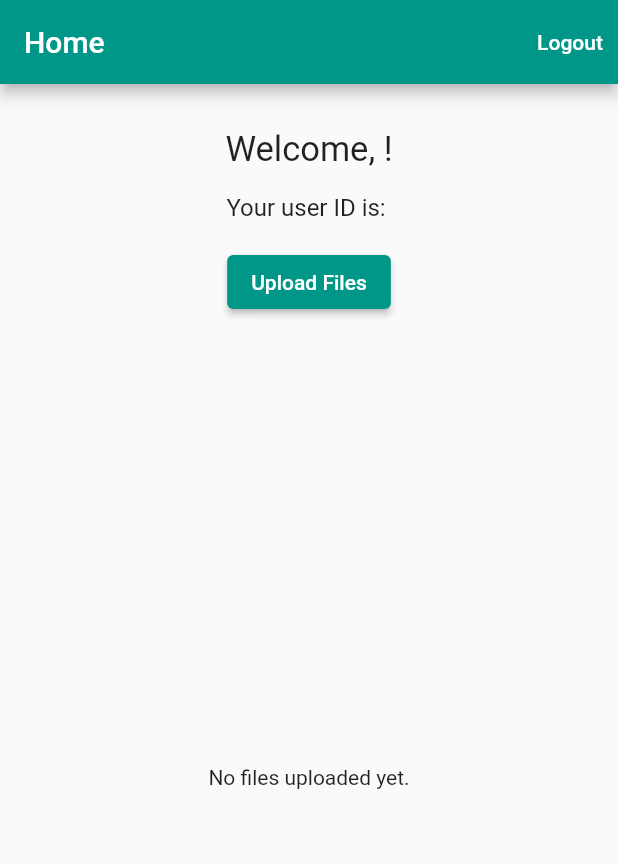
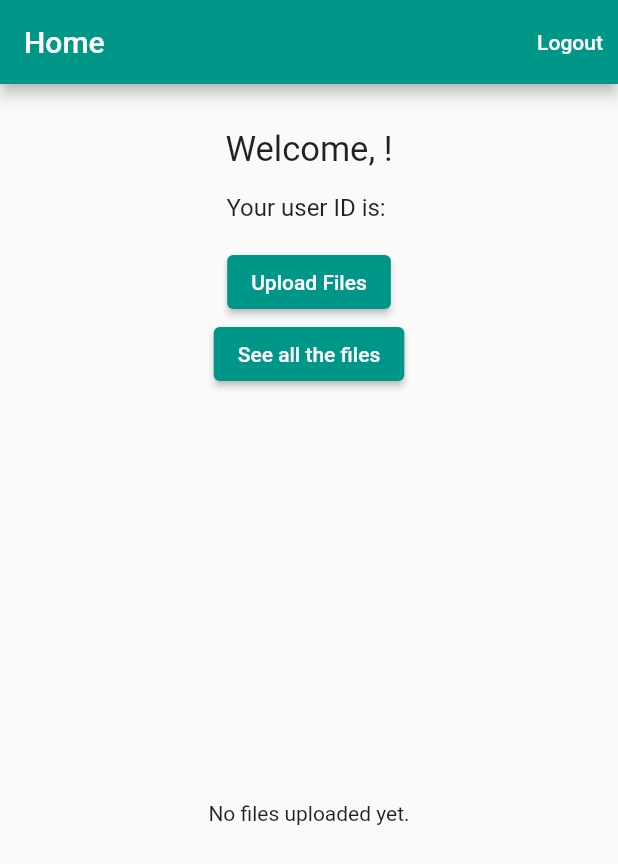
Before and after one commit to Magesh-Doodleblue/Fake-Social-Media-Using-flutter-Dart, a Flutter app: the HomePage screen opened directly, on a phone screen of 412 x 824 dp. Shown: the top 864 px of the screen. Run offline on Flutter 3.47's test engine with Material 2 defaults, Android fonts, the phone set to English and light mode, and no system bars; our stand-ins replace cloud_firestore, file_picker, firebase_auth, firebase_core, firebase_storage, photo_view; accounts and stored records are empty.

```diff
--- a/lib/app.dart
+++ b/lib/app.dart
@@ -15,7 +15,6 @@ class MyApp extends StatelessWidget {
       theme: ThemeData(
         primarySwatch: Colors.teal,
       ),
-      // home: PhoneNumberVerificationPage(),
       home: const MobileAuthPage(),
     );
   }
--- a/lib/views/homepage.dart
+++ b/lib/views/homepage.dart
@@ -5,6 +5,9 @@ import 'package:cloud_firestore/cloud_firestore.dart';
 import 'package:file_picker/file_picker.dart';
 import 'package:firebase_storage/firebase_storage.dart';
 import 'package:flutter/material.dart';
+
+import 'all_files_firebase.dart';
+
 // ignore_for_file: avoid_print, use_build_context_synchronously
 
 class HomePage extends StatefulWidget {
@@ -158,9 +161,17 @@ class _HomePageState extends State<HomePage> {
         future:
             FirebaseFirestore.instance.collection('users').doc(user!.uid).get(),
         builder: (context, snapshot) {
+          //
           if (snapshot.connectionState == ConnectionState.waiting) {
-            return const Center(child: CircularProgressIndicator());
+            return Center(
+                child: Column(
+              children: const [
+                CircularProgressIndicator(),
+                Text("Something went wrong"),
+              ],
+            ));
           }
+
           final data = snapshot.data?.data() ?? {};
           final name = data['name'];
           print('User ID: ${user.uid}');
@@ -178,6 +189,7 @@ class _HomePageState extends State<HomePage> {
                   padding: const EdgeInsets.symmetric(horizontal: 8.0),
                   child: userDetailsColumnData(name, user, context),
                 ),
+                // const Expanded(child: UserFilesList()),
                 Expanded(child: gettingPostFromFirebase(user, name)),
               ],
             ),
@@ -215,6 +227,16 @@ class _HomePageState extends State<HomePage> {
           },
           child: const Text('Upload Files'),
         ),
+        ElevatedButton(
+            onPressed: () {
+              Navigator.push(
+                context,
+                MaterialPageRoute(
+                  builder: (context) => const UserFilesList(),
+                ),
+              );
+            },
+            child: const Text("See all the files"))
       ],
     );
   }
@@ -228,8 +250,13 @@ class _HomePageState extends State<HomePage> {
           .snapshots(),
       builder: (context, snapshot) {
         if (!snapshot.hasData) {
-          return const Center(
-            child: CircularProgressIndicator(),
+          return Center(
+            child: Column(
+              children: const [
+                CircularProgressIndicator(),
+                Text("Something went wrong"),
+              ],
+            ),
           );
         }
         final data = snapshot.data?.data() as Map<String, dynamic>?;
@@ -245,6 +272,7 @@ class _HomePageState extends State<HomePage> {
           itemBuilder: (context, index) {
             return Padding(
               padding: const EdgeInsets.all(8.0),
+              child: Card(
                 child: Container(
                   decoration: BoxDecoration(
                       border: Border.all(
@@ -252,11 +280,11 @@ class _HomePageState extends State<HomePage> {
                   child: Column(
                     crossAxisAlignment: CrossAxisAlignment.start,
                     children: [
-                    Text(
-                      'Name: $name',
-                      style: const TextStyle(fontSize: 22),
-                    ),
-                    Text('User ID: ${user.uid}'),
+                      // Text(
+                      //   'Name: $name',
+                      //   style: const TextStyle(fontSize: 22),
+                      // ),
+                      // Text('User ID: ${user.uid}'),
                       Center(
                         child: Image.network(
                           files[index],
@@ -268,6 +296,7 @@ class _HomePageState extends State<HomePage> {
                     ],
                   ),
                 ),
+              ),
             );
           },
         );
--- a/pubspec.yaml
+++ b/pubspec.yaml
@@ -41,6 +41,7 @@ dependencies:
   cloud_firestore: ^4.5.3
   file_picker: ^5.2.11
   firebase_storage: ^11.1.1
+  photo_view: ^0.14.0
 
 dev_dependencies:
   flutter_test:
```
Also changed, not shown: lib/views/all_files_firebase.dart (added, +89 -0 lines), pubspec.lock. Lines whose indentation alone changed are shown as unchanged.
